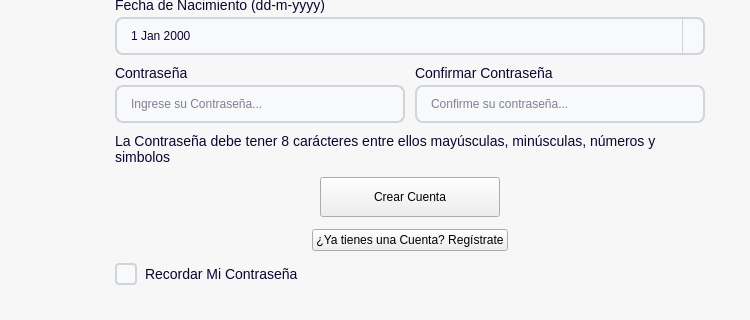
Above: app/ui/createAccount.ui from Brando-1510/Proyecto-Integrador-2.0 before the change; both pictures show x 610 to 1360 and y 375 to 695 of the 1360 by 695 pixel window. Below: the same form after it.
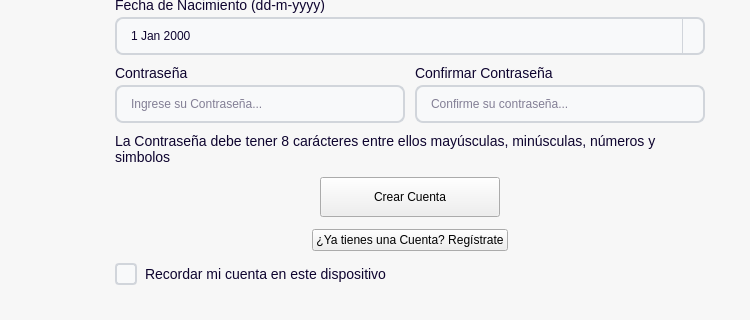
That is the form after the change. Icons and pictures are not drawn.

What changed in the file:
```diff
--- a/app/ui/createAccount.ui
+++ b/app/ui/createAccount.ui
@@ -626,7 +626,7 @@
          <item>
           <widget class="QCheckBox" name="checkBoxRecordar">
            <property name="text">
-            <string>Recordar Mi Contraseña</string>
+            <string>Recordar mi cuenta en este dispositivo</string>
            </property>
           </widget>
          </item>
```
